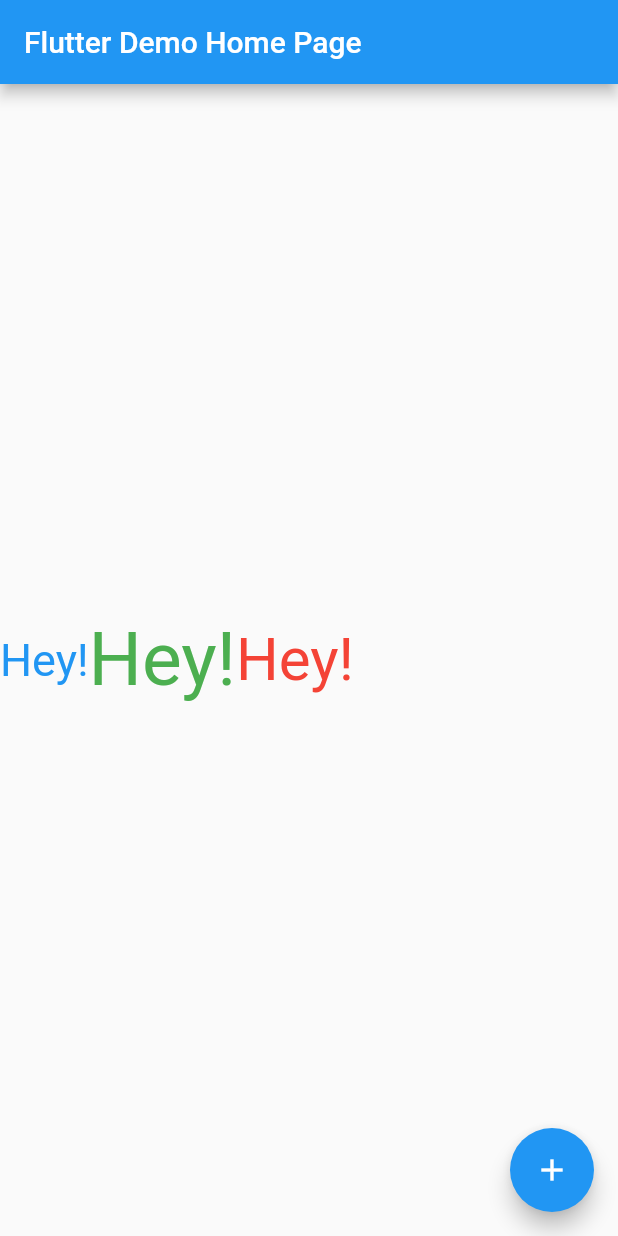
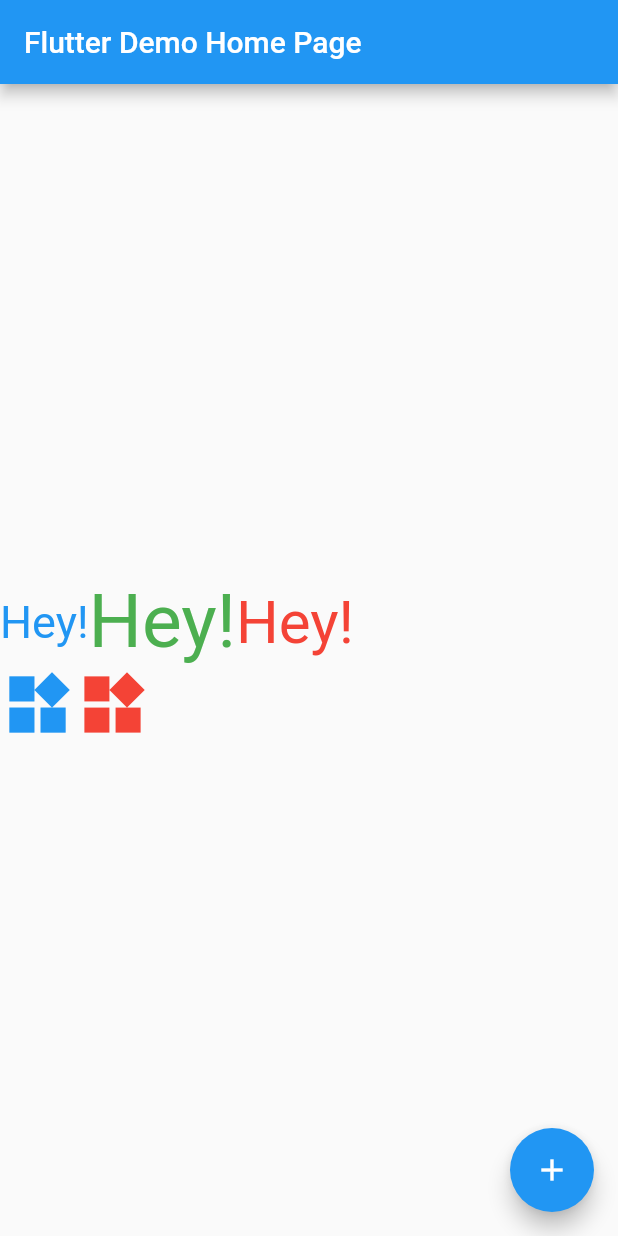
Before and after one commit to probepark/flutter-study, a Flutter app: the screen it shows after launch, on a phone screen of 412 x 824 dp. Run offline on Flutter 3.47's test engine with Material 2 defaults, Android fonts, the phone set to English and light mode, and no system bars; Roboto replaces fonts that are missing (Futura).

Commit message:
Icon widget.

```diff
--- a/basic/lib/main.dart
+++ b/basic/lib/main.dart
@@ -62,6 +62,20 @@ class _MyHomePageState extends State<MyHomePage> {
                   'Hey!',
                   style: TextStyle(
                       fontSize: 40, fontFamily: 'Futura', color: Colors.red),
+                ),
+              ],
+            ),
+            Row(
+              children: <Widget>[
+                Icon(
+                  Icons.widgets,
+                  size: 50,
+                  color: Colors.blue,
+                ),
+                Icon(
+                  Icons.widgets,
+                  size: 50,
+                  color: Colors.red,
                 )
               ],
             )
```
